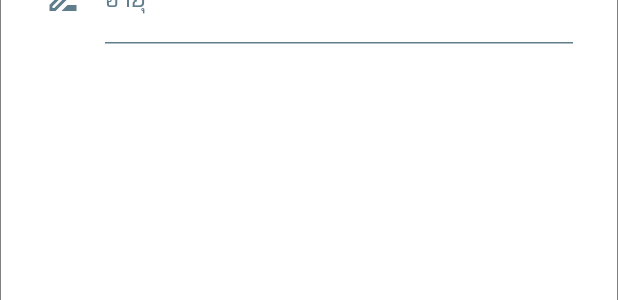
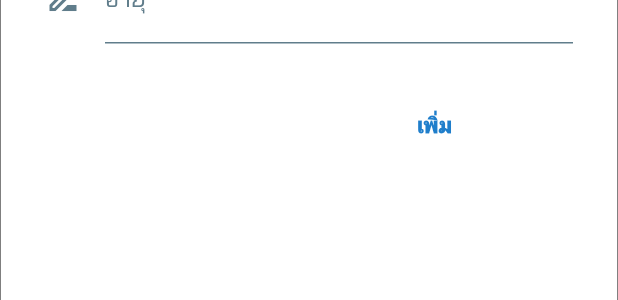
Before and after one commit to NickUseGitHub/flutter_101, a Flutter app: the StudentForm widget shown alone on an empty page, opened directly, on a phone screen of 412 x 824 dp. Shown: the part 435-735 px from the top of the screen. Run offline on Flutter 3.47's test engine with Material 2 defaults, Android fonts, the phone set to English and light mode, and no system bars.

Commit message:
chore: fix color

```diff
--- a/lib/widgets/student_form.dart
+++ b/lib/widgets/student_form.dart
@@ -175,7 +175,7 @@ class _StudentFormState extends State<StudentForm> {
           child: Text(
             isEditing ? 'แก้ไข' : 'เพิ่ม',
             style: const TextStyle(
-              color: Colors.white,
+              color: Color.fromARGB(255, 31, 126, 203),
               fontWeight: FontWeight.w900,
             ),
           ),
```
